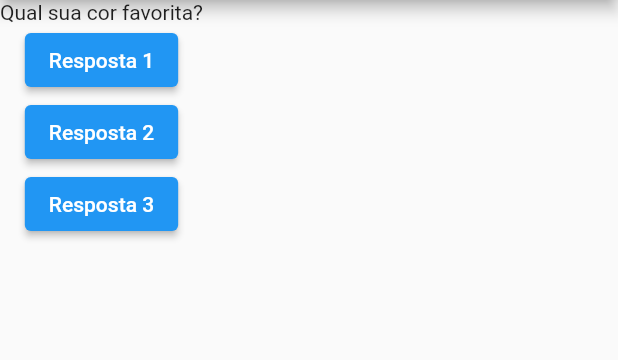
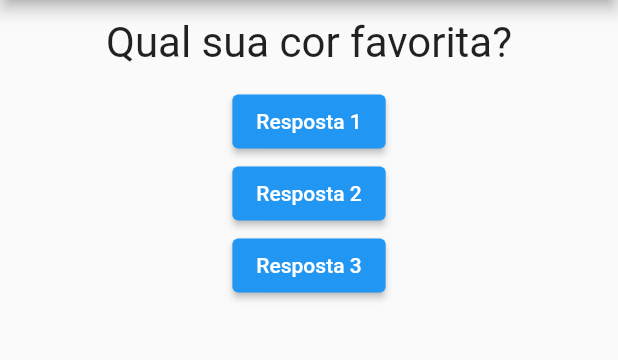
Before and after one commit to oTalDoHud/flutter-projeto-perguntas, a Flutter app: the screen it shows after launch, on a phone screen of 412 x 824 dp, the part 84-444 px from its top. Run offline on Flutter 3.47's test engine with Material 2 defaults, Android fonts, the phone set to English and light mode, and no system bars.

Commit message:
Aplicando estilo ao container

```diff
--- a/lib/questao.dart
+++ b/lib/questao.dart
@@ -7,6 +7,16 @@ class Questao extends StatelessWidget {
 
   @override
   Widget build(BuildContext context) {
-    return Text(_texto);
+    return Container(
+      width: double.infinity,
+      margin: const EdgeInsets.all(12),
+      child: Text(
+        _texto,
+        style: const TextStyle(
+          fontSize: 28,
+        ),
+        textAlign: TextAlign.center,
+      ),
+    );
   }
 }
```
